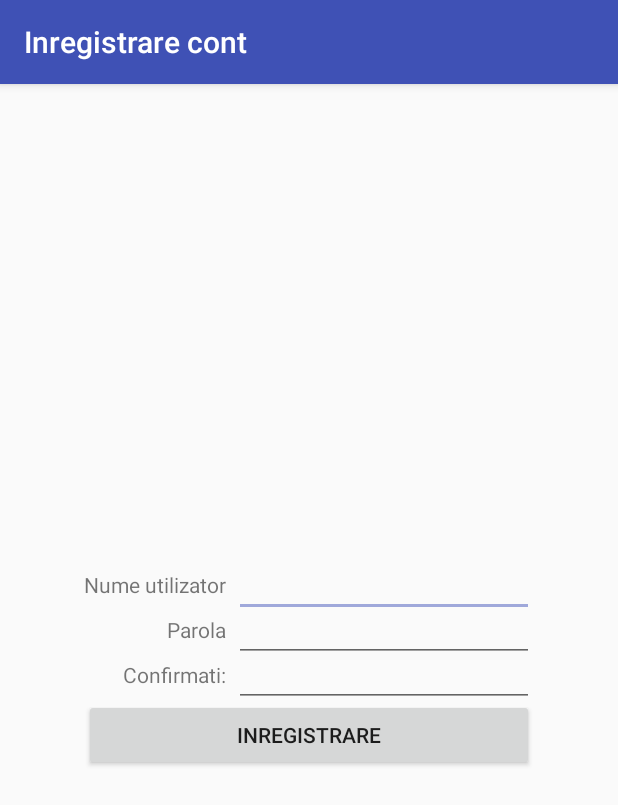
After one commit to iosifgheorghe19/EasyRoute, an Android app: the RegisterActivity screen opened directly, with no data from a screen before it, on a phone screen of 412 x 824 dp. The commit adds this screen. Shown: the top 805 px of the screen. Run offline under Robolectric (Android 15) with nearby library versions, the phone set to English and light mode, and no system bars.

Commit message:
Adaugat activitate de inregistrare cont

```diff
--- a/app/src/main/AndroidManifest.xml
+++ b/app/src/main/AndroidManifest.xml
@@ -1,24 +1,28 @@
 <?xml version="1.0" encoding="utf-8"?>
 <manifest xmlns:android="http://schemas.android.com/apk/res/android"
     package="dam.project.easyroute">
-    <uses-permission android:name="android.permission.INTERNET"/>
-    <uses-permission android:name="android.permission.WRITE_EXTERNAL_STORAGE"/>
 
     <uses-permission android:name="android.permission.INTERNET" />
+    <uses-permission android:name="android.permission.WRITE_EXTERNAL_STORAGE" />
+    <uses-permission android:name="android.permission.INTERNET" />
+
     <application
         android:allowBackup="true"
         android:icon="@mipmap/ic_launcher"
         android:label="@string/app_name"
         android:supportsRtl="true"
         android:theme="@style/AppTheme">
-        <activity android:name=".LoginActivity" android:noHistory="true">
+        <activity
+            android:name=".LoginActivity"
+            android:noHistory="true">
             <intent-filter>
                 <action android:name="android.intent.action.MAIN" />
 
                 <category android:name="android.intent.category.LAUNCHER" />
             </intent-filter>
         </activity>
-        <activity android:name=".MainActivity"></activity>
+        <activity android:name=".MainActivity" />
+        <activity android:name=".RegisterActivity" android:label="@string/register_activity_string"></activity>
     </application>
 
 </manifest>
--- /dev/null
+++ b/app/src/main/java/dam/project/easyroute/RegisterActivity.java
@@ -0,0 +1,13 @@
+package dam.project.easyroute;
+
+import android.support.v7.app.AppCompatActivity;
+import android.os.Bundle;
+
+public class RegisterActivity extends AppCompatActivity {
+
+    @Override
+    protected void onCreate(Bundle savedInstanceState) {
+        super.onCreate(savedInstanceState);
+        setContentView(R.layout.activity_register);
+    }
+}
--- /dev/null
+++ b/app/src/main/res/layout/activity_register.xml
@@ -0,0 +1,84 @@
+<?xml version="1.0" encoding="utf-8"?>
+<RelativeLayout xmlns:android="http://schemas.android.com/apk/res/android"
+    xmlns:tools="http://schemas.android.com/tools"
+    android:layout_width="match_parent"
+    android:layout_height="match_parent"
+    android:paddingBottom="@dimen/activity_vertical_margin"
+    android:paddingLeft="@dimen/activity_horizontal_margin"
+    android:paddingRight="@dimen/activity_horizontal_margin"
+    android:paddingTop="@dimen/activity_vertical_margin"
+    tools:context="dam.project.easyroute.RegisterActivity">
+
+    <RelativeLayout
+        android:layout_width="wrap_content"
+        android:layout_height="wrap_content"
+        android:layout_centerInParent="true">
+    <LinearLayout
+        android:layout_width="wrap_content"
+        android:layout_height="wrap_content"
+        android:orientation="horizontal">
+        <TextView
+            android:layout_width="wrap_content"
+            android:layout_height="wrap_content"
+            android:text="@string/username_string"
+            android:labelFor="@+id/usernameText"
+            />
+        <EditText
+            android:layout_width="200dp"
+            android:layout_height="wrap_content"
+            android:singleLine="true"
+            android:layout_marginLeft="5dp"
+            android:id="@+id/usernameText" />
+    </LinearLayout>
+
+    <LinearLayout
+        android:layout_width="wrap_content"
+        android:layout_height="wrap_content"
+        android:layout_marginTop="30dp"
+        android:layout_marginLeft="55dp"
+        android:orientation="horizontal">
+        <TextView
+            android:layout_width="wrap_content"
+            android:layout_height="wrap_content"
+            android:text="@string/pwd_string"
+            android:labelFor="@+id/pwdText"
+            />
+        <EditText
+            android:layout_width="200dp"
+            android:layout_height="wrap_content"
+            android:inputType="textPassword"
+            android:ems="10"
+            android:layout_marginLeft="5dp"
+            android:id="@+id/pwdText"
+            />
+    </LinearLayout>
+    <LinearLayout
+        android:layout_width="wrap_content"
+        android:layout_height="wrap_content"
+        android:layout_marginTop="60dp"
+        android:layout_marginLeft="26dp"
+        android:orientation="horizontal">
+        <TextView
+            android:layout_width="wrap_content"
+            android:layout_height="wrap_content"
+            android:text="Confirmati:"
+            android:labelFor="@+id/pwdText"
+            />
+        <EditText
+            android:layout_width="200dp"
+            android:layout_height="wrap_content"
+            android:inputType="textPassword"
+            android:ems="10"
+            android:layout_marginLeft="5dp"
+            android:id="@+id/pwdConfText"
+            />
+    </LinearLayout>
+    <Button
+        android:layout_width="300dp"
+        android:layout_height="wrap_content"
+        android:text="Inregistrare"
+        android:layout_marginTop="100dp"
+        android:id="@+id/login_button"/>
+    </RelativeLayout>
+
+</RelativeLayout>
--- a/app/src/main/res/values/strings.xml
+++ b/app/src/main/res/values/strings.xml
@@ -8,4 +8,5 @@
     <string name="login_string">Login</string>
     <string name="login_failed_msg">Nume utilizator sau parola incorecte!</string>
     <string name="ok_lbl">OK</string>
+    <string name="register_activity_string">Inregistrare cont</string>
 </resources>
```
